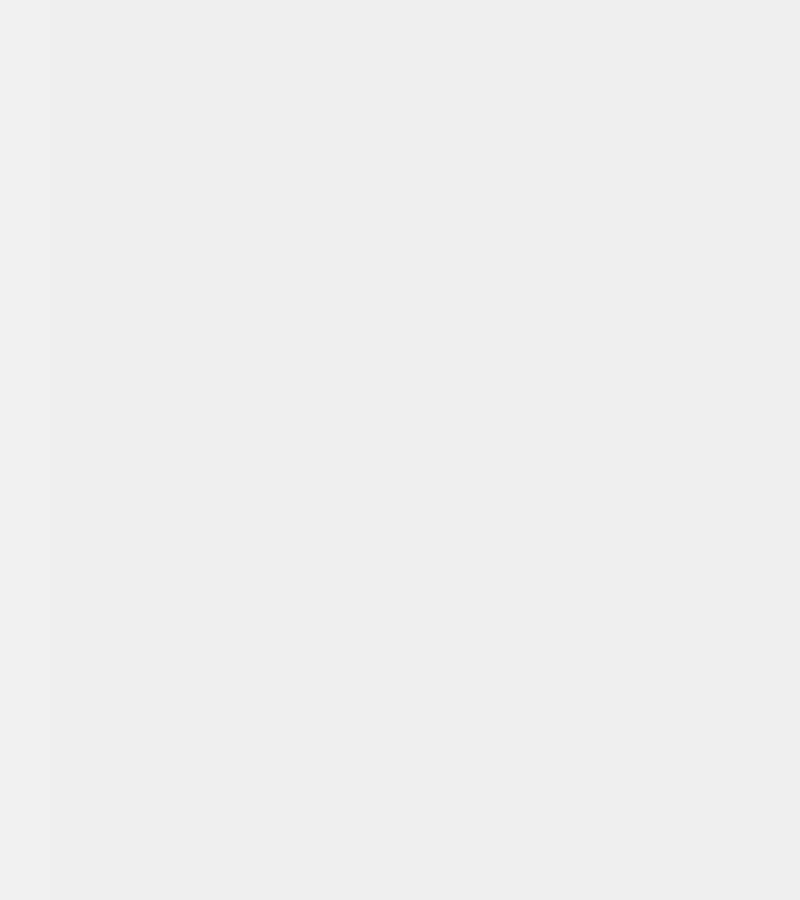
Above: ui/everyday.ui from Younger-Chan/everyday before the change. Below: the same form after it.
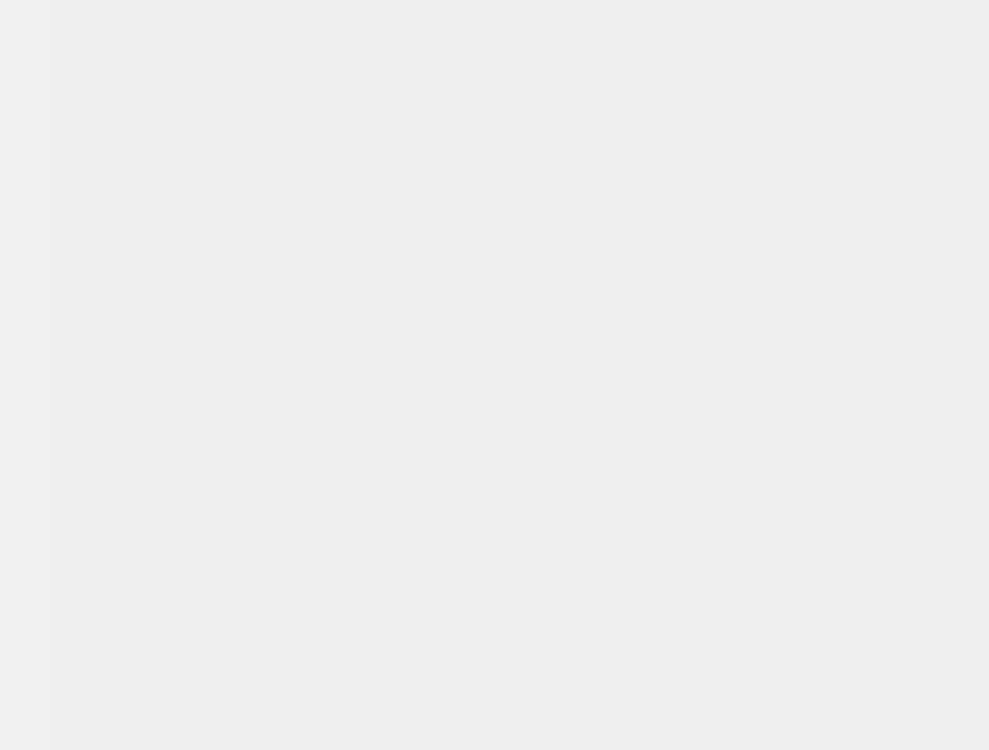
That is the form after the change. The open tabs and pages were chosen to show the change. Icons and pictures are not drawn. Custom widgets are drawn as their Qt base class.

What changed in the file:
```diff
--- a/ui/everyday.ui
+++ b/ui/everyday.ui
@@ -6,20 +6,20 @@
    <rect>
     <x>0</x>
     <y>0</y>
-    <width>800</width>
-    <height>900</height>
+    <width>989</width>
+    <height>750</height>
    </rect>
   </property>
   <property name="minimumSize">
    <size>
-    <width>800</width>
-    <height>900</height>
+    <width>650</width>
+    <height>750</height>
    </size>
   </property>
   <property name="maximumSize">
    <size>
-    <width>800</width>
-    <height>900</height>
+    <width>1000</width>
+    <height>1100</height>
    </size>
   </property>
   <property name="windowTitle">
@@ -30,7 +30,10 @@
     <normaloff>:/other/other/everyday.png</normaloff>:/other/other/everyday.png</iconset>
   </property>
   <widget class="QWidget" name="centralwidget">
-   <layout class="QVBoxLayout" name="verticalLayout_8">
+   <layout class="QVBoxLayout" name="verticalLayout_6">
+    <property name="spacing">
+     <number>0</number>
+    </property>
     <property name="leftMargin">
      <number>0</number>
     </property>
@@ -44,12 +47,15 @@
      <number>0</number>
     </property>
     <item>
-     <layout class="QVBoxLayout" name="verticalLayout_6">
+     <layout class="QVBoxLayout" name="verticalLayout_3" stretch="0,10">
       <property name="spacing">
        <number>0</number>
       </property>
       <item>
-       <layout class="QHBoxLayout" name="horizontalLayout" stretch="1,0">
+       <widget class="CustomTitleBar" name="widget" native="true"/>
+      </item>
+      <item>
+       <layout class="QHBoxLayout" name="horizontalLayout" stretch="1,9">
         <property name="spacing">
          <number>0</number>
         </property>
@@ -625,6 +631,12 @@
    <header>jian.h</header>
    <container>1</container>
   </customwidget>
+  <customwidget>
+   <class>CustomTitleBar</class>
+   <extends>QWidget</extends>
+   <header>customtitlebar.h</header>
+   <container>1</container>
+  </customwidget>
  </customwidgets>
  <resources>
   <include location="../rc/icon.qrc"/>
```
Left out of the diff: 4 changed lines with no effect on the pictures.
